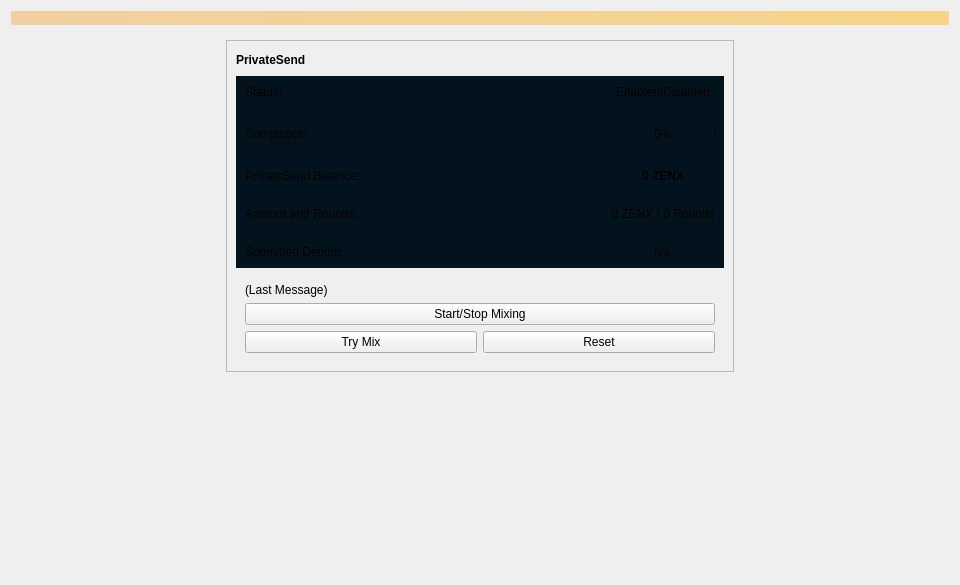
The window that src/qt/forms/privatesend.ui (zentoshi/zentoshi) describes before a commit, drawn with Qt 5.
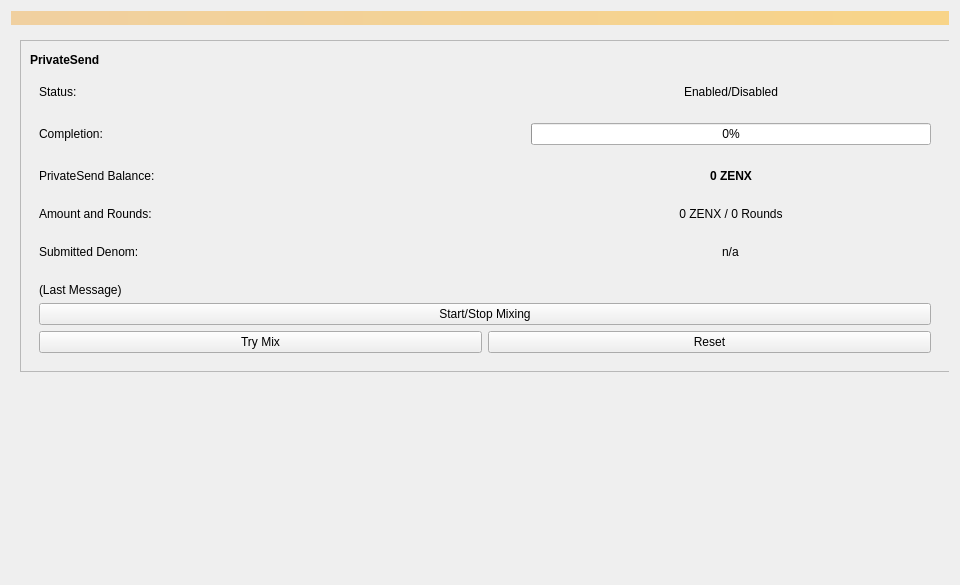
The same window after the commit.

What changed in the file:
```diff
--- a/src/qt/forms/privatesend.ui
+++ b/src/qt/forms/privatesend.ui
@@ -46,6 +46,12 @@
        <layout class="QVBoxLayout" name="verticalLayout_2">
         <item alignment="Qt::AlignHCenter">
          <widget class="QFrame" name="framePrivateSend">
+          <property name="minimumSize">
+           <size>
+            <width>930</width>
+            <height>250</height>
+           </size>
+          </property>
           <property name="layoutDirection">
            <enum>Qt::LeftToRight</enum>
           </property>
@@ -166,7 +172,7 @@
            <item row="1" column="0">
             <widget class="QFrame" name="">
              <property name="styleSheet">
-              <string notr="true">background-color: rgb(3, 19, 30);</string>
+              <string notr="true"/>
              </property>
              <layout class="QGridLayout" name="gridLayout_3">
               <property name="sizeConstraint">
@@ -266,7 +272,7 @@
                 </property>
                 <property name="maximumSize">
                  <size>
-                  <width>600</width>
+                  <width>400</width>
                   <height>16777215</height>
                  </size>
                 </property>
```
